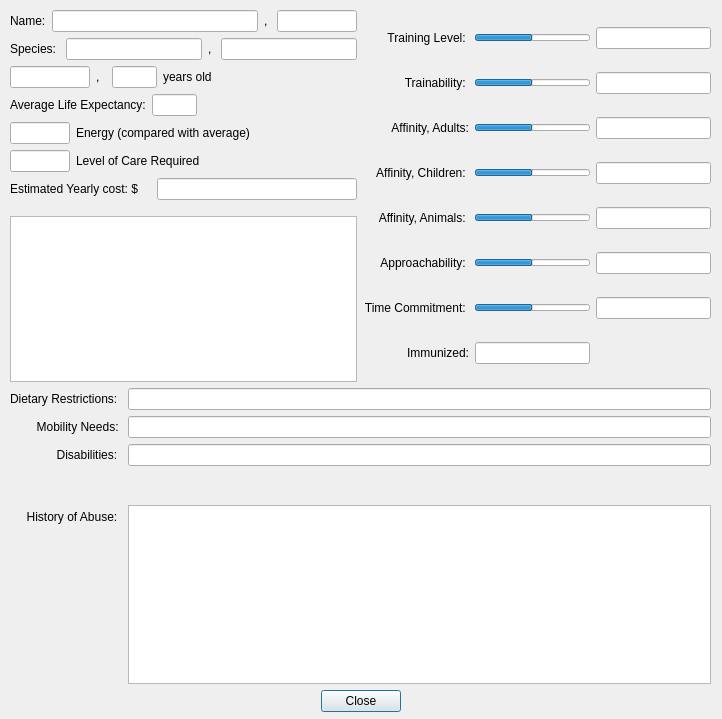
Above: interface/animaldetaildialog.ui from ArclightEntertainment/arclight-placeholder before the change. Below: the same form after it.
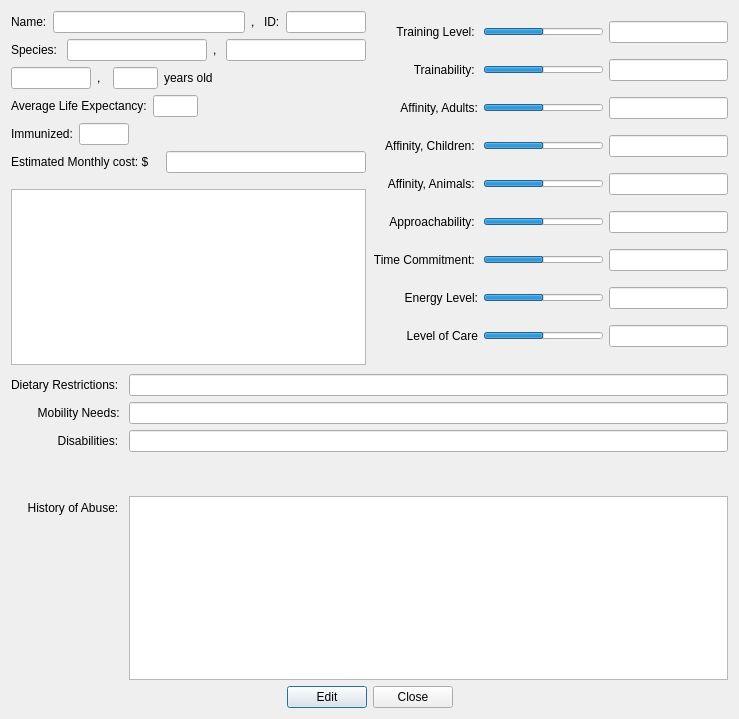
That is the form after the change.

Commit message: made changes to UI as per ticket #55. Moving on to Animal Edit

Diff of the .ui file:
```diff
--- a/interface/animaldetaildialog.ui
+++ b/interface/animaldetaildialog.ui
@@ -6,22 +6,15 @@
    <rect>
     <x>0</x>
     <y>0</y>
-    <width>722</width>
+    <width>739</width>
     <height>719</height>
    </rect>
   </property>
   <property name="windowTitle">
    <string>Add Animal</string>
   </property>
-  <widget class="QWidget" name="verticalLayoutWidget">
-   <property name="geometry">
-    <rect>
-     <x>10</x>
-     <y>10</y>
-     <width>701</width>
-     <height>702</height>
-    </rect>
-   </property>
+  <layout class="QGridLayout" name="gridLayout">
+   <item row="0" column="0">
    <layout class="QVBoxLayout" name="detailedViewLayout">
     <item>
      <layout class="QHBoxLayout" name="acmInfoLayout">
@@ -52,6 +45,13 @@
             </property>
            </widget>
           </item>
+           <item>
+            <widget class="QLabel" name="label">
+             <property name="text">
+              <string>ID:</string>
+             </property>
+            </widget>
+           </item>
           <item>
            <widget class="QLineEdit" name="idLineEdit">
             <property name="maximumSize">
@@ -74,7 +74,11 @@
            </widget>
           </item>
           <item>
-           <widget class="QLineEdit" name="speciesLineEdit"/>
+            <widget class="QLineEdit" name="speciesLineEdit">
+             <property name="styleSheet">
+              <string notr="true"/>
+             </property>
+            </widget>
           </item>
           <item>
            <widget class="QLabel" name="comma_2">
@@ -182,9 +186,22 @@
          </layout>
         </item>
         <item>
-         <layout class="QHBoxLayout" name="energyLevelLayout">
+          <layout class="QHBoxLayout" name="horizontalLayout_4">
           <item>
-           <widget class="QLineEdit" name="energyLineEdit">
+            <widget class="QLabel" name="immunizedLabel">
+             <property name="layoutDirection">
+              <enum>Qt::RightToLeft</enum>
+             </property>
+             <property name="text">
+              <string>Immunized:</string>
+             </property>
+             <property name="alignment">
+              <set>Qt::AlignLeading|Qt::AlignLeft|Qt::AlignVCenter</set>
+             </property>
+            </widget>
+           </item>
+           <item>
+            <widget class="QLineEdit" name="immunizedLineEdit">
             <property name="sizePolicy">
              <sizepolicy hsizetype="Fixed" vsizetype="Fixed">
               <horstretch>0</horstretch>
@@ -193,37 +210,9 @@
             </property>
             <property name="maximumSize">
              <size>
-              <width>60</width>
+               <width>50</width>
               <height>16777215</height>
              </size>
-            </property>
-           </widget>
-          </item>
-          <item>
-           <widget class="QLabel" name="energyLevelText">
-            <property name="text">
-             <string>Energy (compared with average)</string>
-            </property>
-           </widget>
-          </item>
-         </layout>
-        </item>
-        <item>
-         <layout class="QHBoxLayout" name="horizontalLayout">
-          <item>
-           <widget class="QLineEdit" name="careLineEdit">
-            <property name="maximumSize">
-             <size>
-              <width>60</width>
-              <height>16777215</height>
-             </size>
-            </property>
-           </widget>
-          </item>
-          <item>
-           <widget class="QLabel" name="careLabel">
-            <property name="text">
-             <string>Level of Care Required</string>
             </property>
            </widget>
           </item>
@@ -247,7 +236,7 @@
           <item>
            <widget class="QLabel" name="expenditureLabel">
             <property name="text">
-             <string>Estimated Yearly cost: $</string>
+              <string>Estimated Monthly cost: $</string>
             </property>
            </widget>
           </item>
@@ -315,97 +304,34 @@
       </item>
       <item>
        <layout class="QGridLayout" name="sliderLayout">
-        <item row="3" column="0">
-         <widget class="QLabel" name="childAffinityLabel">
-          <property name="text">
-           <string>Affinity, Children: </string>
-          </property>
-          <property name="alignment">
-           <set>Qt::AlignRight|Qt::AlignTrailing|Qt::AlignVCenter</set>
-          </property>
-         </widget>
-        </item>
-        <item row="2" column="0">
-         <widget class="QLabel" name="adultAffinityLabel">
-          <property name="text">
-           <string>Affinity, Adults:</string>
-          </property>
-          <property name="alignment">
-           <set>Qt::AlignRight|Qt::AlignTrailing|Qt::AlignVCenter</set>
-          </property>
-         </widget>
-        </item>
-        <item row="7" column="1">
-         <widget class="QLineEdit" name="immunizedLineEdit"/>
-        </item>
-        <item row="4" column="0">
-         <widget class="QLabel" name="animalAffinityLabel">
-          <property name="text">
-           <string>Affinity, Animals: </string>
-          </property>
-          <property name="alignment">
-           <set>Qt::AlignRight|Qt::AlignTrailing|Qt::AlignVCenter</set>
-          </property>
-         </widget>
-        </item>
-        <item row="6" column="0">
-         <widget class="QLabel" name="timeCommitmentLabel">
-          <property name="text">
-           <string>Time Commitment: </string>
-          </property>
-          <property name="alignment">
-           <set>Qt::AlignRight|Qt::AlignTrailing|Qt::AlignVCenter</set>
-          </property>
-         </widget>
-        </item>
         <item row="7" column="0">
-         <widget class="QLabel" name="immunizedLabel">
-          <property name="layoutDirection">
-           <enum>Qt::RightToLeft</enum>
-          </property>
+          <widget class="QLabel" name="energyLabel">
           <property name="text">
-           <string>Immunized:</string>
+            <string>Energy Level:</string>
           </property>
           <property name="alignment">
            <set>Qt::AlignRight|Qt::AlignTrailing|Qt::AlignVCenter</set>
           </property>
          </widget>
         </item>
-        <item row="1" column="0">
-         <widget class="QLabel" name="trainabilityLabel">
-          <property name="text">
-           <string>Trainability: </string>
-          </property>
-          <property name="alignment">
-           <set>Qt::AlignRight|Qt::AlignTrailing|Qt::AlignVCenter</set>
-          </property>
-         </widget>
-        </item>
-        <item row="0" column="0">
-         <widget class="QLabel" name="trainingLabel">
-          <property name="text">
-           <string>Training Level: </string>
-          </property>
-          <property name="alignment">
-           <set>Qt::AlignRight|Qt::AlignTrailing|Qt::AlignVCenter</set>
-          </property>
-         </widget>
-        </item>
-        <item row="5" column="0">
-         <widget class="QLabel" name="approachabilityLabel">
-          <property name="text">
-           <string>Approachability: </string>
-          </property>
-          <property name="alignment">
-           <set>Qt::AlignRight|Qt::AlignTrailing|Qt::AlignVCenter</set>
-          </property>
-         </widget>
+         <item row="8" column="2">
+          <widget class="QLineEdit" name="careLineEdit">
+           <property name="maximumSize">
+            <size>
+             <width>16777215</width>
+             <height>16777215</height>
+            </size>
+           </property>
+          </widget>
+         </item>
+         <item row="4" column="2">
+          <widget class="QLineEdit" name="animalAffinityLineEdit"/>
         </item>
         <item row="0" column="2">
          <widget class="QLineEdit" name="trainingLineEdit"/>
         </item>
-        <item row="1" column="2">
-         <widget class="QLineEdit" name="trainabilityLineEdit"/>
+         <item row="6" column="2">
+          <widget class="QLineEdit" name="timeCommitmentLineEdit"/>
         </item>
         <item row="2" column="2">
          <widget class="QLineEdit" name="adultAffinityLineEdit"/>
@@ -413,16 +339,111 @@
         <item row="3" column="2">
          <widget class="QLineEdit" name="childAffinityLineEdit"/>
         </item>
-        <item row="4" column="2">
-         <widget class="QLineEdit" name="animalAffinityLineEdit"/>
+         <item row="1" column="0">
+          <widget class="QLabel" name="trainabilityLabel">
+           <property name="text">
+            <string>Trainability: </string>
+           </property>
+           <property name="alignment">
+            <set>Qt::AlignRight|Qt::AlignTrailing|Qt::AlignVCenter</set>
+           </property>
+          </widget>
+         </item>
+         <item row="0" column="0">
+          <widget class="QLabel" name="trainingLabel">
+           <property name="text">
+            <string>Training Level: </string>
+           </property>
+           <property name="alignment">
+            <set>Qt::AlignRight|Qt::AlignTrailing|Qt::AlignVCenter</set>
+           </property>
+          </widget>
+         </item>
+         <item row="2" column="0">
+          <widget class="QLabel" name="adultAffinityLabel">
+           <property name="text">
+            <string>Affinity, Adults:</string>
+           </property>
+           <property name="alignment">
+            <set>Qt::AlignRight|Qt::AlignTrailing|Qt::AlignVCenter</set>
+           </property>
+          </widget>
+         </item>
+         <item row="3" column="0">
+          <widget class="QLabel" name="childAffinityLabel">
+           <property name="text">
+            <string>Affinity, Children: </string>
+           </property>
+           <property name="alignment">
+            <set>Qt::AlignRight|Qt::AlignTrailing|Qt::AlignVCenter</set>
+           </property>
+          </widget>
+         </item>
+         <item row="7" column="2">
+          <widget class="QLineEdit" name="energyLineEdit">
+           <property name="sizePolicy">
+            <sizepolicy hsizetype="Expanding" vsizetype="Fixed">
+             <horstretch>0</horstretch>
+             <verstretch>0</verstretch>
+            </sizepolicy>
+           </property>
+           <property name="maximumSize">
+            <size>
+             <width>16777215</width>
+             <height>16777215</height>
+            </size>
+           </property>
+          </widget>
+         </item>
+         <item row="8" column="0">
+          <widget class="QLabel" name="careLabel">
+           <property name="text">
+            <string>Level of Care</string>
+           </property>
+           <property name="alignment">
+            <set>Qt::AlignRight|Qt::AlignTrailing|Qt::AlignVCenter</set>
+           </property>
+          </widget>
         </item>
         <item row="5" column="2">
          <widget class="QLineEdit" name="approachabilityLineEdit"/>
         </item>
-        <item row="6" column="2">
-         <widget class="QLineEdit" name="timeCommitmentLineEdit"/>
+         <item row="6" column="0">
+          <widget class="QLabel" name="timeCommitmentLabel">
+           <property name="text">
+            <string>Time Commitment: </string>
+           </property>
+           <property name="alignment">
+            <set>Qt::AlignRight|Qt::AlignTrailing|Qt::AlignVCenter</set>
+           </property>
+          </widget>
+         </item>
+         <item row="4" column="0">
+          <widget class="QLabel" name="animalAffinityLabel">
+           <property name="text">
+            <string>Affinity, Animals: </string>
+           </property>
+           <property name="alignment">
+            <set>Qt::AlignRight|Qt::AlignTrailing|Qt::AlignVCenter</set>
+           </property>
+          </widget>
+         </item>
+         <item row="1" column="2">
+          <widget class="QLineEdit" name="trainabilityLineEdit"/>
+         </item>
+         <item row="5" column="0">
+          <widget class="QLabel" name="approachabilityLabel">
+           <property name="text">
+            <string>Approachability: </string>
+           </property>
+           <property name="alignment">
+            <set>Qt::AlignRight|Qt::AlignTrailing|Qt::AlignVCenter</set>
+           </property>
+          </widget>
         </item>
         <item row="0" column="1">
+          <layout class="QGridLayout" name="layout_0">
+           <item row="0" column="0">
          <widget class="QProgressBar" name="trainingBar">
           <property name="maximumSize">
            <size>
@@ -450,7 +471,11 @@
           </property>
          </widget>
         </item>
+          </layout>
+         </item>
         <item row="1" column="1">
+          <layout class="QGridLayout" name="layout_1">
+           <item row="0" column="0">
          <widget class="QProgressBar" name="trainabilityBar">
           <property name="maximumSize">
            <size>
@@ -469,7 +494,11 @@
           </property>
          </widget>
         </item>
+          </layout>
+         </item>
         <item row="2" column="1">
+          <layout class="QGridLayout" name="layout_2">
+           <item row="0" column="0">
          <widget class="QProgressBar" name="adultAffinityBar">
           <property name="maximumSize">
            <size>
@@ -488,7 +517,11 @@
           </property>
          </widget>
         </item>
+          </layout>
+         </item>
         <item row="3" column="1">
+          <layout class="QGridLayout" name="layout_3">
+           <item row="0" column="0">
          <widget class="QProgressBar" name="childAffinityBar">
           <property name="maximumSize">
            <size>
@@ -507,7 +540,11 @@
           </property>
          </widget>
         </item>
+          </layout>
+         </item>
         <item row="4" column="1">
+          <layout class="QGridLayout" name="layout_4">
+           <item row="0" column="0">
          <widget class="QProgressBar" name="animalAffinityBar">
           <property name="maximumSize">
            <size>
@@ -526,7 +563,11 @@
           </property>
          </widget>
         </item>
+          </layout>
+         </item>
         <item row="5" column="1">
+          <layout class="QGridLayout" name="layout_5">
+           <item row="0" column="0">
          <widget class="QProgressBar" name="approachabilityBar">
           <property name="maximumSize">
            <size>
@@ -545,7 +586,11 @@
           </property>
          </widget>
         </item>
+          </layout>
+         </item>
         <item row="6" column="1">
+          <layout class="QGridLayout" name="layout_6">
+           <item row="0" column="0">
          <widget class="QProgressBar" name="timeCommitmentBar">
           <property name="maximumSize">
            <size>
@@ -566,6 +611,54 @@
         </item>
        </layout>
       </item>
+         <item row="7" column="1">
+          <layout class="QGridLayout" name="layout_7">
+           <item row="0" column="0">
+            <widget class="QProgressBar" name="energyBar">
+             <property name="maximumSize">
+              <size>
+               <width>16777215</width>
+               <height>7</height>
+              </size>
+             </property>
+             <property name="maximum">
+              <number>2</number>
+             </property>
+             <property name="value">
+              <number>1</number>
+             </property>
+             <property name="textVisible">
+              <bool>false</bool>
+             </property>
+            </widget>
+           </item>
+          </layout>
+         </item>
+         <item row="8" column="1">
+          <layout class="QGridLayout" name="layout_8">
+           <item row="0" column="0">
+            <widget class="QProgressBar" name="careBar">
+             <property name="maximumSize">
+              <size>
+               <width>16777215</width>
+               <height>7</height>
+              </size>
+             </property>
+             <property name="maximum">
+              <number>2</number>
+             </property>
+             <property name="value">
+              <number>1</number>
+             </property>
+             <property name="textVisible">
+              <bool>false</bool>
+             </property>
+            </widget>
+           </item>
+          </layout>
+         </item>
+        </layout>
+       </item>
      </layout>
     </item>
     <item>
@@ -653,6 +746,13 @@
         </property>
        </spacer>
       </item>
+       <item>
+        <widget class="QPushButton" name="editButton">
+         <property name="text">
+          <string>Edit</string>
+         </property>
+        </widget>
+       </item>
       <item>
        <widget class="QPushButton" name="closeButton">
         <property name="text">
@@ -676,7 +776,8 @@
      </layout>
     </item>
    </layout>
-  </widget>
+   </item>
+  </layout>
  </widget>
  <resources/>
  <connections/>
```
Lines whose indentation alone changed are shown as unchanged. The commit also changes 16 other files.
